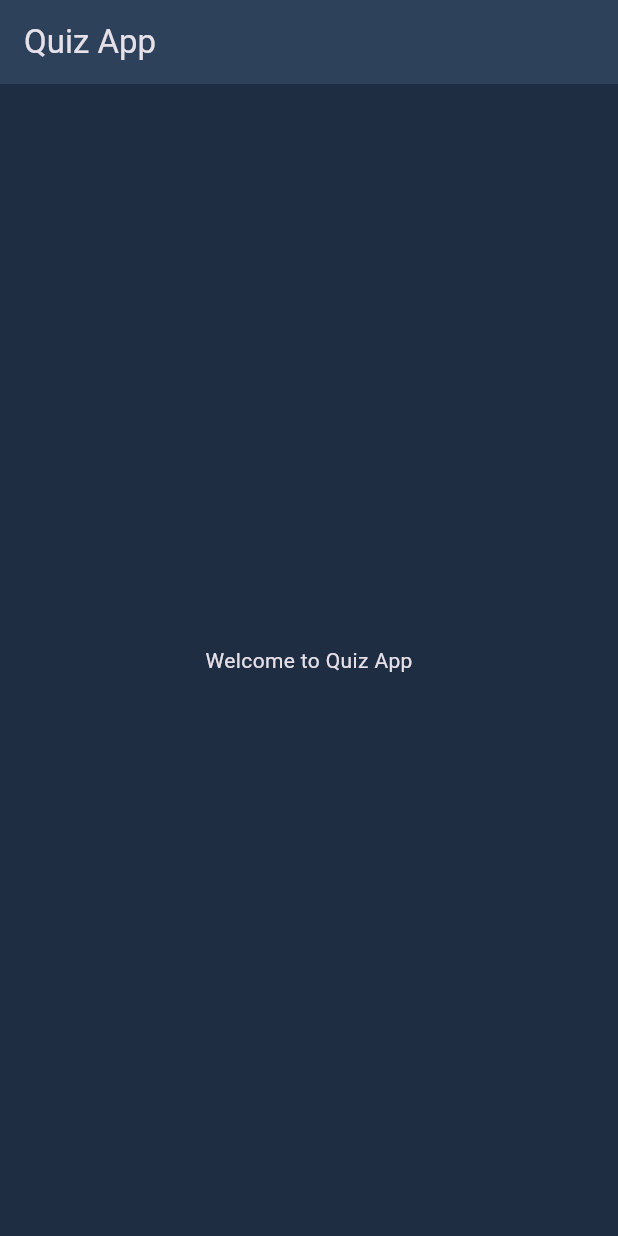
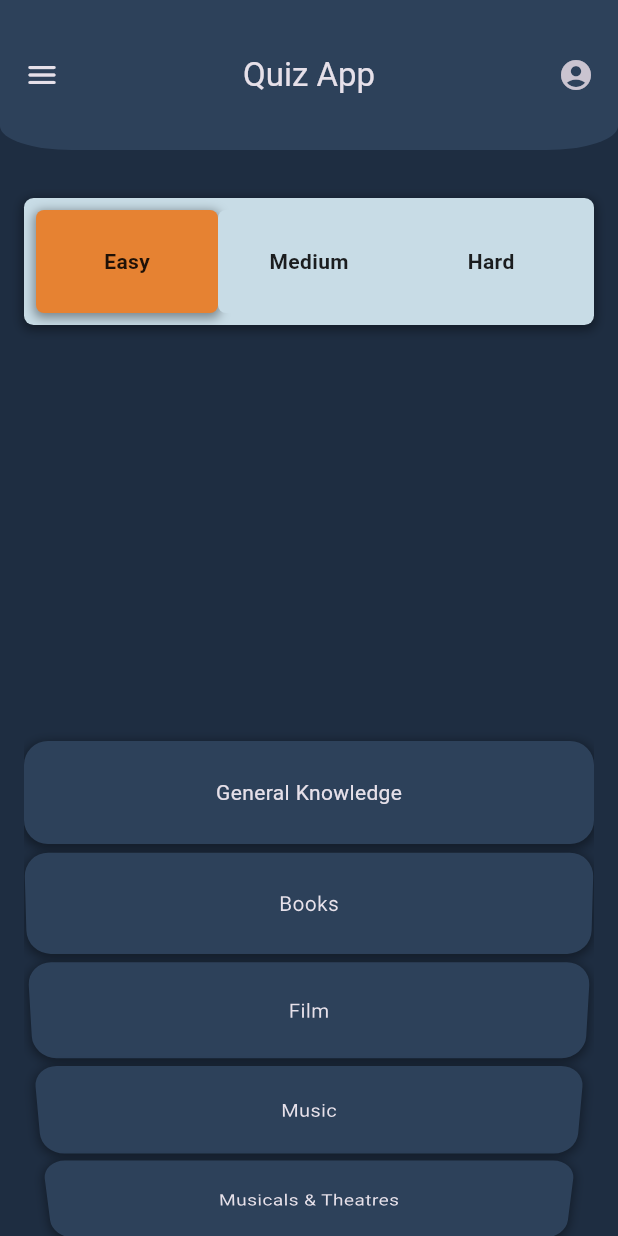
Before and after one commit to Zimmer550i/trivia_app, a Flutter app: the screen it shows after launch, on a phone screen of 412 x 824 dp. Run offline on Flutter 3.47's test engine with Material 3 defaults, Android fonts, the phone set to English and light mode, and no system bars.

Commit message:
Some works being done

```diff
--- a/lib/config/theme/app_theme.dart
+++ b/lib/config/theme/app_theme.dart
@@ -6,4 +6,8 @@ class AppTheme{
     scaffoldBackgroundColor: BACKGROUND_COLOR,
     appBarTheme: const AppBarTheme(color: SECONDARY_COLOR),
   );
+
+  static TextStyle blackText  = const TextStyle(color: Colors.black87);
+
+  static BoxShadow boxShadow = BoxShadow(offset: Offset(0, 2), spreadRadius: 1, blurRadius: 5, color: Colors.black87.withAlpha(100));
 }
--- a/lib/core/constants/constants.dart
+++ b/lib/core/constants/constants.dart
@@ -1,19 +1,24 @@
+// ignore_for_file: non_constant_identifier_names, constant_identifier_names
+
 import 'package:flutter/material.dart';
+
+double BASE_WIDGET_HEIGHT = 50;
+double DEFAULT_PADDING = 16;
 
 const int TOTAL_QUESTION_COUNT = 10;
 const String BASE_API_URL = 'opentdb.com';
 const List<Map<String, String>> CATEGORIES = [
   {'id': '9', 'name': 'General Knowledge'},
-  {'id': '10', 'name': 'Entertainment: Books'},
-  {'id': '11', 'name': 'Entertainment: Film'},
-  {'id': '12', 'name': 'Entertainment: Music'},
-  {'id': '13', 'name': 'Entertainment: Musicals & Theatres'},
-  {'id': '14', 'name': 'Entertainment: Television'},
-  {'id': '15', 'name': 'Entertainment: Video Games'},
-  {'id': '16', 'name': 'Entertainment: Board Games'},
+  {'id': '10', 'name': 'Books'},
+  {'id': '11', 'name': 'Film'},
+  {'id': '12', 'name': 'Music'},
+  {'id': '13', 'name': 'Musicals & Theatres'},
+  {'id': '14', 'name': 'Television'},
+  {'id': '15', 'name': 'Video Games'},
+  {'id': '16', 'name': 'Board Games'},
   {'id': '17', 'name': 'Science & Nature'},
-  {'id': '18', 'name': 'Science: Computers'},
-  {'id': '19', 'name': 'Science: Mathematics'},
+  {'id': '18', 'name': 'Computers'},
+  {'id': '19', 'name': 'Mathematics'},
   {'id': '20', 'name': 'Mythology'},
   {'id': '21', 'name': 'Sports'},
   {'id': '22', 'name': 'Geography'},
@@ -23,10 +28,10 @@ const List<Map<String, String>> CATEGORIES = [
   {'id': '26', 'name': 'Celebrities'},
   {'id': '27', 'name': 'Animals'},
   {'id': '28', 'name': 'Vehicles'},
-  {'id': '29', 'name': 'Entertainment: Comics'},
-  {'id': '30', 'name': 'Science: Gadgets'},
-  {'id': '31', 'name': 'Entertainment: Japanese Anime & Manga'},
-  {'id': '32', 'name': 'Entertainment: Cartoon & Animations'},
+  {'id': '29', 'name': 'Comics'},
+  {'id': '30', 'name': 'Gadgets'},
+  {'id': '31', 'name': 'Japanese Anime & Manga'},
+  {'id': '32', 'name': 'Cartoon & Animations'},
 ];
 
 const Color BACKGROUND_COLOR = Color.fromARGB(255, 30, 45, 65);
--- a/lib/features/quiz/presentation/pages/homepage.dart
+++ b/lib/features/quiz/presentation/pages/homepage.dart
@@ -1,4 +1,11 @@
 import 'package:flutter/material.dart';
+import 'package:flutter/rendering.dart';
+import 'package:flutter/widgets.dart';
+import 'package:provider/provider.dart';
+import 'package:quiz_app/config/theme/app_theme.dart';
+import 'package:quiz_app/core/constants/constants.dart';
+import 'package:quiz_app/features/quiz/presentation/provider/status.dart';
+import 'package:quiz_app/features/quiz/presentation/widgets/difficulty_button.dart';
 
 class HomePage extends StatelessWidget {
   const HomePage({super.key});
@@ -7,10 +14,68 @@ class HomePage extends StatelessWidget {
   Widget build(BuildContext context) {
     return Scaffold(
       appBar: AppBar(
-        title: const Text('Quiz App'),
+        title: const Text("Quiz App"),
+        centerTitle: true,
+        leading: const Icon(Icons.menu_rounded),
+        shape: RoundedRectangleBorder(
+            borderRadius: BorderRadius.only(
+          bottomLeft: Radius.elliptical(3 * DEFAULT_PADDING, DEFAULT_PADDING),
+          bottomRight: Radius.elliptical(3 * DEFAULT_PADDING, DEFAULT_PADDING),
+        )),
+        toolbarHeight: 100,
+        actions: [
+          const Center(
+            child: Icon(Icons.account_circle_rounded),
+          ),
+          SizedBox(
+            width: DEFAULT_PADDING,
+          ),
+        ],
       ),
-      body: const Center(
-        child: Text('Welcome to Quiz App'),
+      body: Padding(
+        padding: EdgeInsets.only(
+          right: DEFAULT_PADDING,
+          left: DEFAULT_PADDING,
+          top: DEFAULT_PADDING * 2,
+        ),
+        child: Column(
+          children: [
+            const DifficultyButton(),
+            SizedBox(
+              height: DEFAULT_PADDING,
+            ),
+            Expanded(
+              child: ListWheelScrollView(
+                itemExtent: BASE_WIDGET_HEIGHT + DEFAULT_PADDING/3,
+                diameterRatio: 5,
+                children:
+                    CATEGORIES.map((map) => topicNames(context, map)).toList(),
+              ),
+            )
+          ],
+        ),
+      ),
+    );
+  }
+
+  Widget topicNames(BuildContext context, Map<String, String> item) {
+    bool isSelected = context.watch<Status>().category == item['id'];
+    return Padding(
+      padding: EdgeInsets.symmetric(vertical: DEFAULT_PADDING/6),
+      child: InkWell(
+        onTap: () {
+          context.read<Status>().changeCategory(item['id']!);
+        },
+        child: AnimatedContainer(
+          duration: const Duration(milliseconds: 300),
+          height: BASE_WIDGET_HEIGHT,
+          decoration: BoxDecoration(
+            color: isSelected ? PRIMARY_COLOR : SECONDARY_COLOR,
+            borderRadius: BorderRadius.circular(DEFAULT_PADDING),
+            boxShadow: [AppTheme.boxShadow],
+          ),
+          child: Center(child: Text(item['name']!)),
+        ),
       ),
     );
   }
--- a/lib/features/quiz/presentation/provider/status.dart
+++ b/lib/features/quiz/presentation/provider/status.dart
@@ -6,19 +6,14 @@ class Status extends ChangeNotifier{
   int totalQCount = 10;
   int currentQ = 0;
   int score = 0;
+  int difficulty = 0;
+  String category = "0";
   List<Question> questions = [];
 
   int get getScore => score;
 
-  void startGame(){
-    isPlaying = true;
-    currentQ = 0;
-    score = 0;
-    notifyListeners();
-  }
-
-  void endGame(){
-    isPlaying = false;
+  void changeDifficulty(int n){
+    difficulty = n;
     notifyListeners();
   }
 
@@ -26,4 +21,9 @@ class Status extends ChangeNotifier{
     questions = q;
     notifyListeners();
   }
+
+  void changeCategory(String id){
+    category = id;
+    notifyListeners();
+  }
 }
--- /dev/null
+++ b/lib/features/quiz/presentation/widgets/difficulty_button.dart
@@ -0,0 +1,54 @@
+import 'package:flutter/material.dart';
+import 'package:provider/provider.dart';
+import 'package:quiz_app/config/theme/app_theme.dart';
+import 'package:quiz_app/core/constants/constants.dart';
+import 'package:quiz_app/features/quiz/presentation/provider/status.dart';
+
+class DifficultyButton extends StatelessWidget {
+  const DifficultyButton({super.key});
+
+  @override
+  Widget build(BuildContext context) {
+    return Container(
+      width: double.infinity,
+      padding: EdgeInsets.all(DEFAULT_PADDING / 2),
+      decoration: BoxDecoration(
+        color: WHITE_COLOR,
+        borderRadius: BorderRadius.circular(DEFAULT_PADDING / 2.5),
+        boxShadow: [AppTheme.boxShadow],
+      ),
+      child: Row(
+        children: [
+          segment("Easy", 0, context),
+          segment("Medium", 1, context),
+          segment("Hard", 2, context),
+        ],
+      ),
+    );
+  }
+
+  Expanded segment(String text, int index, BuildContext context) {
+    bool isSelected = context.watch<Status>().difficulty == index;
+    return Expanded(
+      child: InkWell(
+        onTap: () {
+          context.read<Status>().changeDifficulty(index);
+        },
+        child: AnimatedContainer(
+          duration: const Duration(milliseconds: 300),
+          height: BASE_WIDGET_HEIGHT,
+          decoration: BoxDecoration(
+            color: isSelected ? PRIMARY_COLOR : WHITE_COLOR,
+            borderRadius: BorderRadius.circular(DEFAULT_PADDING / 3),
+            boxShadow: isSelected ? [AppTheme.boxShadow] : [],
+          ),
+          child: Center(
+              child: Text(
+            text,
+            style: AppTheme.blackText.copyWith(fontWeight: FontWeight.bold),
+          )),
+        ),
+      ),
+    );
+  }
+}
--- a/lib/main.dart
+++ b/lib/main.dart
@@ -1,6 +1,7 @@
 import 'package:flutter/material.dart';
 import 'package:provider/provider.dart';
 import 'package:quiz_app/config/theme/app_theme.dart';
+import 'package:quiz_app/core/constants/constants.dart';
 import 'package:quiz_app/features/quiz/presentation/pages/homepage.dart';
 import 'package:quiz_app/features/quiz/presentation/provider/status.dart';
 
@@ -15,6 +16,7 @@ class MyApp extends StatelessWidget {
 
   @override
   Widget build(BuildContext context) {
+    BASE_WIDGET_HEIGHT = MediaQuery.of(context).size.height/12;
     return MaterialApp(
       theme: AppTheme.darkTheme,
       home: const HomePage(),
--- a/pubspec.yaml
+++ b/pubspec.yaml
@@ -38,7 +38,7 @@ dependencies:
   provider: ^6.1.2
   shared_preferences: ^2.2.3
   http: ^1.2.1
-
+  flutter_animate: ^4.5.0
 
 dev_dependencies:
   flutter_test:
```
Also changed, not shown: pubspec.lock.
